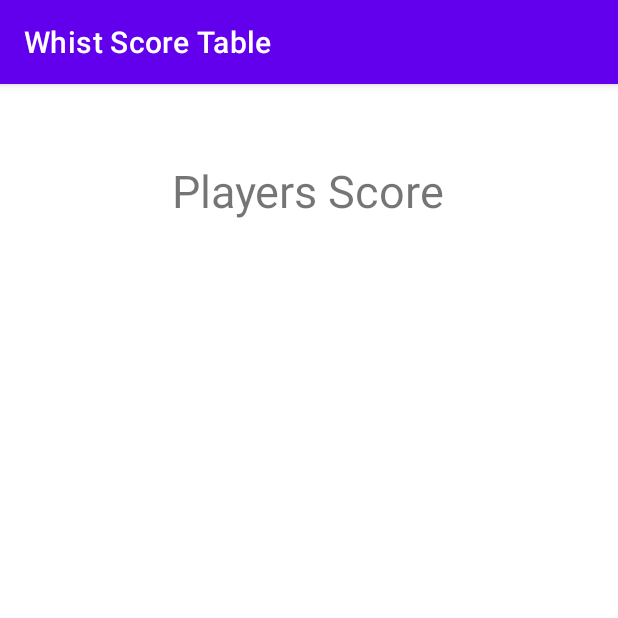
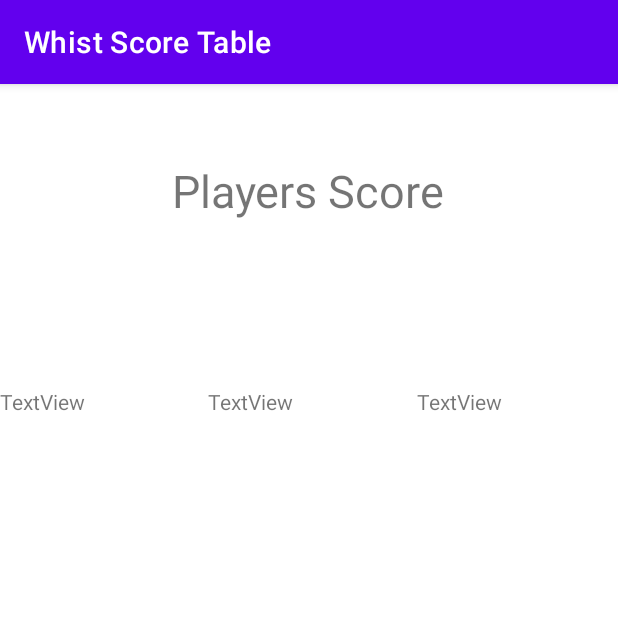
Before and after one commit to ClaudiuVisan/Whist_Score_Table, an Android app: the add_players screen opened directly, with no data from a screen before it, after a tap on "START GAME", on a phone screen of 412 x 824 dp, the top half of it. Run offline under Robolectric (Android 15) with nearby library versions, the phone set to English and light mode, and no system bars.

Commit message:
Rezolvat sa treaca players in  activitatea Score

```diff
--- a/app/src/main/java/com/example/whistscoretable/Score.java
+++ b/app/src/main/java/com/example/whistscoretable/Score.java
@@ -1,11 +1,7 @@
 package com.example.whistscoretable;
 
 import androidx.appcompat.app.AppCompatActivity;
-
-import android.content.Intent;
 import android.os.Bundle;
-import android.widget.TextView;
-
 import java.util.ArrayList;
 
 public class Score extends AppCompatActivity {
@@ -14,10 +10,7 @@ public class Score extends AppCompatActivity {
     protected void onCreate(Bundle savedInstanceState) {
         super.onCreate(savedInstanceState);
         setContentView(R.layout.activity_score);
-            Player newPlayer = (Player) getIntent().getSerializableExtra("playerList");
-            String name = newPlayer.getName();
-            TextView pl = (TextView) findViewById(R.id.p);
-            pl.setText(name);
+        ArrayList<Player> playerList = (ArrayList<Player>) getIntent().getSerializableExtra("playerList");
+        int noPlayers=(getIntent().getIntExtra("noPlayers",2));
     }
-
 }
--- a/app/src/main/java/com/example/whistscoretable/add_players.java
+++ b/app/src/main/java/com/example/whistscoretable/add_players.java
@@ -8,12 +8,13 @@ import android.widget.Button;
 import android.widget.EditText;
 import android.widget.LinearLayout;
 import android.widget.Spinner;
+import java.io.Serializable;
 import java.util.ArrayList;
 
 public class add_players extends AppCompatActivity {
     private int noPlayers,n=0;
     private boolean modif=false;
-    private ArrayList<Player> playerList = new ArrayList<Player>();
+    private ArrayList<Player> playerList = new ArrayList<>();
     private Button start_game;
     LinearLayout myLayout=null;
     @Override
@@ -43,9 +44,10 @@ public class add_players extends AppCompatActivity {
             newPlayer.setName(caset.getText().toString());
             playerList.add(newPlayer);
             n++;
-            passPlayers.putSerializable("playerList",newPlayer);
+            passPlayers.putSerializable("playerList",(Serializable) playerList);
         }
         start.putExtras(passPlayers);
+        start.putExtra("noPlayers",noPlayers);
       //  start.putExtra("playerList", playerList);
         startActivity(start);
     }
--- a/app/src/main/res/layout/activity_score.xml
+++ b/app/src/main/res/layout/activity_score.xml
@@ -31,6 +31,20 @@
         app:layout_constraintVertical_bias="1.0">
 
         <TextView
+            android:id="@+id/p3"
+            android:layout_width="wrap_content"
+            android:layout_height="wrap_content"
+            android:layout_weight="1"
+            android:text="TextView" />
+
+        <TextView
+            android:id="@+id/p2"
+            android:layout_width="wrap_content"
+            android:layout_height="wrap_content"
+            android:layout_weight="1"
+            android:text="TextView" />
+
+        <TextView
             android:id="@+id/p"
             android:layout_width="wrap_content"
             android:layout_height="wrap_content"
```
